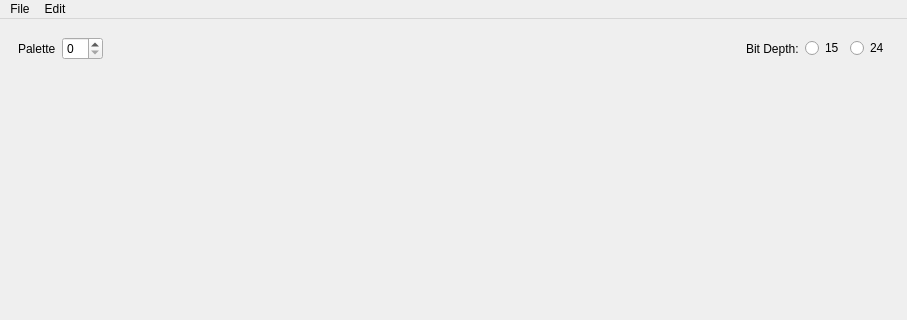
huderlem/porymap, file forms/paletteeditor.ui: the form before one commit; both pictures show x 0 to 907 and y 0 to 320 of the 907 by 933 pixel window.
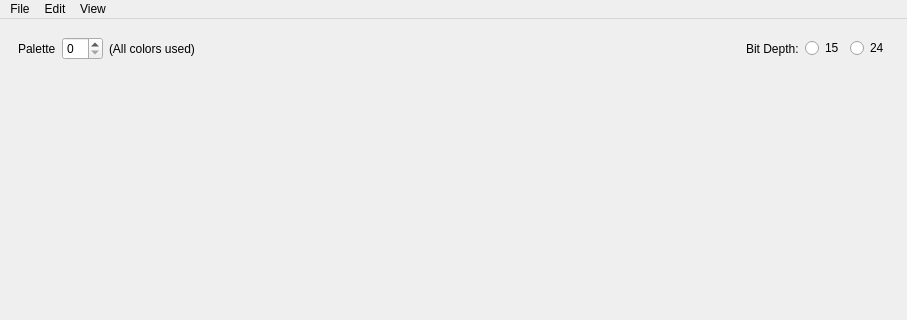
The form after the commit.

Commit message: Add setting to show unused palette colors

What changed in the file:
```diff
--- a/forms/paletteeditor.ui
+++ b/forms/paletteeditor.ui
@@ -38,6 +38,13 @@
          </property>
         </widget>
        </item>
+       <item>
+        <widget class="QLabel" name="label_AllColorsUsed">
+         <property name="text">
+          <string>(All colors used)</string>
+         </property>
+        </widget>
+       </item>
        <item>
         <spacer name="horizontalSpacer">
          <property name="orientation">
@@ -133,8 +140,15 @@
     <addaction name="actionUndo"/>
     <addaction name="actionRedo"/>
    </widget>
+   <widget class="QMenu" name="menuView">
+    <property name="title">
+     <string>View</string>
+    </property>
+    <addaction name="actionShow_Unused_Colors"/>
+   </widget>
    <addaction name="menuFile"/>
    <addaction name="menuEdit"/>
+   <addaction name="menuView"/>
   </widget>
   <widget class="QStatusBar" name="statusbar"/>
   <action name="actionUndo">
```
Left out of the diff: 8 changed lines with no effect on the pictures. The commit also changes 14 other files.
